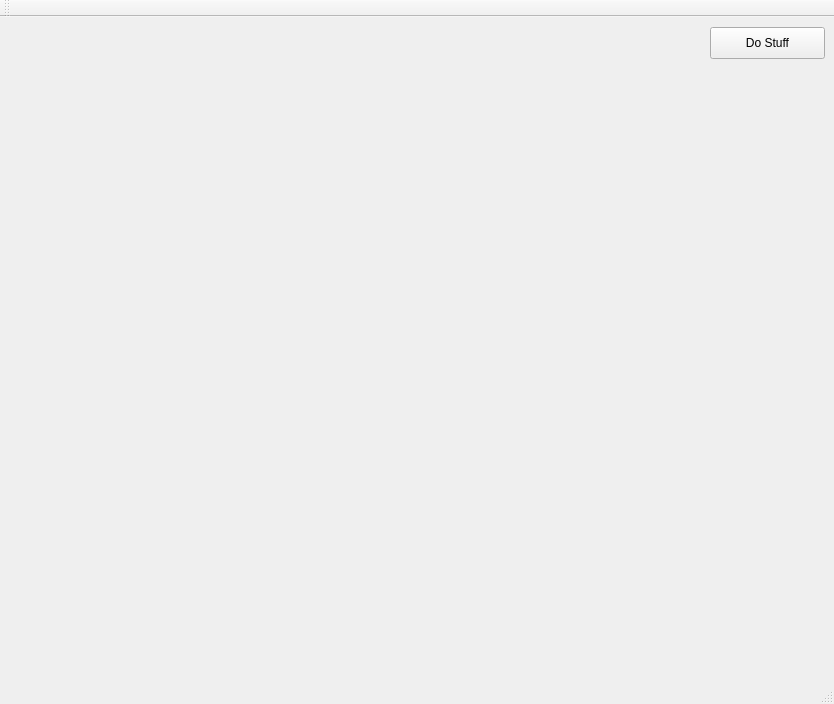
This is road_race/roadrace.ui in bjuppl/roadrace as Qt 5 draws it before an edit. The edited form follows.
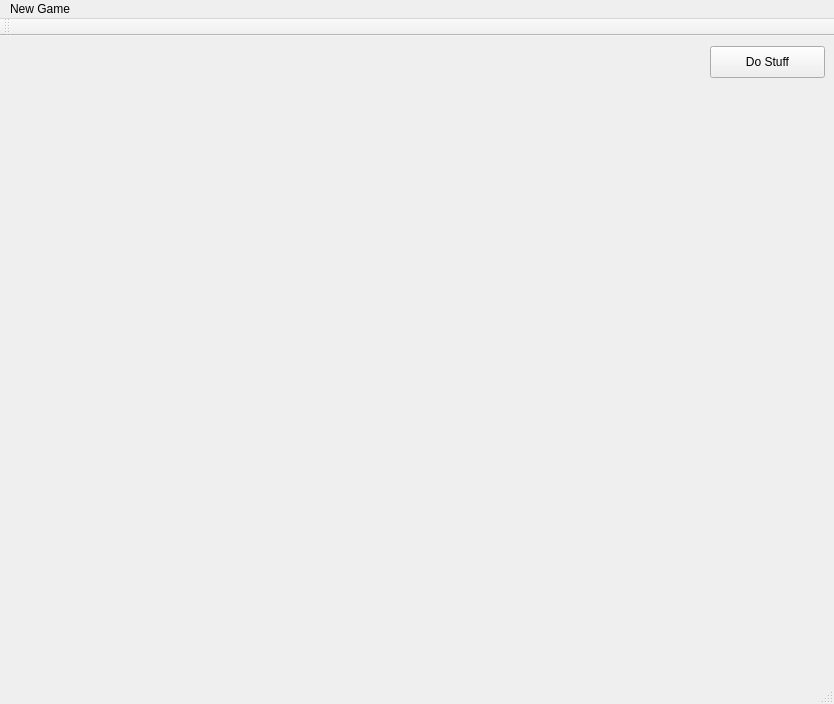
This is the edited form.

Commit message: Integrating From File menu action

Patch:
```diff
--- a/road_race/roadrace.ui
+++ b/road_race/roadrace.ui
@@ -37,6 +37,13 @@
      <height>22</height>
     </rect>
    </property>
+   <widget class="QMenu" name="menuNew_Game">
+    <property name="title">
+     <string>New Game</string>
+    </property>
+    <addaction name="actionFrom_file"/>
+   </widget>
+   <addaction name="menuNew_Game"/>
   </widget>
   <widget class="QToolBar" name="mainToolBar">
    <attribute name="toolBarArea">
```
Left out of the diff: 5 changed lines with no effect on the pictures. The commit also changes 3 other files.
